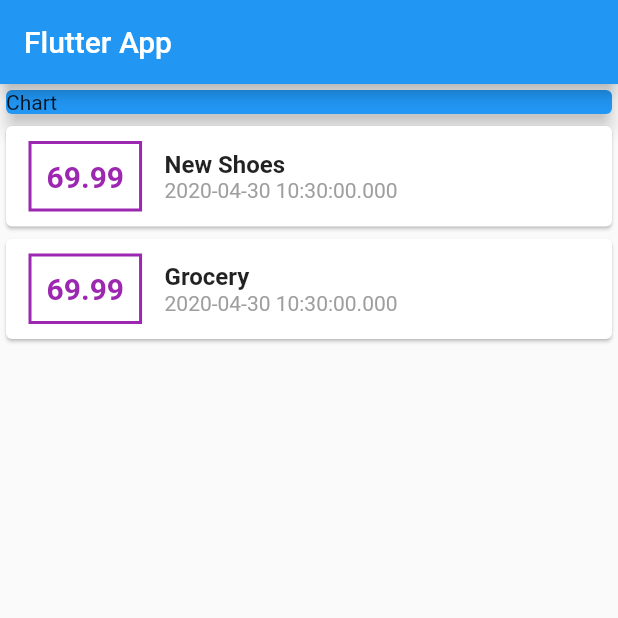
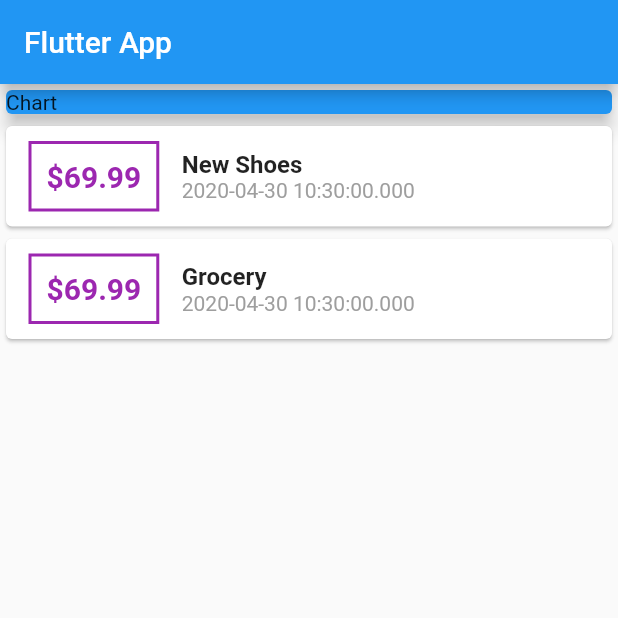
Before and after one commit to juveria-manzar/flutter_expense_tracker, a Flutter app: the screen it shows after launch, on a phone screen of 412 x 824 dp, the top half of it. Run offline on Flutter 3.47's test engine with Material 2 defaults, Android fonts, the phone set to English and light mode, and no system bars.

```diff
--- a/lib/main.dart
+++ b/lib/main.dart
@@ -47,6 +47,7 @@ class MyHomePage extends StatelessWidget {
             ),
           ),
           Column(
+            mainAxisAlignment: MainAxisAlignment.spaceBetween,
               children: transactions.map((transaction) {
             return Card(
                 child: Row(
@@ -64,7 +65,7 @@ class MyHomePage extends StatelessWidget {
                   ),
                   padding: EdgeInsets.all(10),
                   child: Text(
-                    transaction.amount.toString(),
+                    '\$${transaction.amount}',
                     style: TextStyle(
                       fontWeight: FontWeight.bold,
                       fontSize: 20,
```
